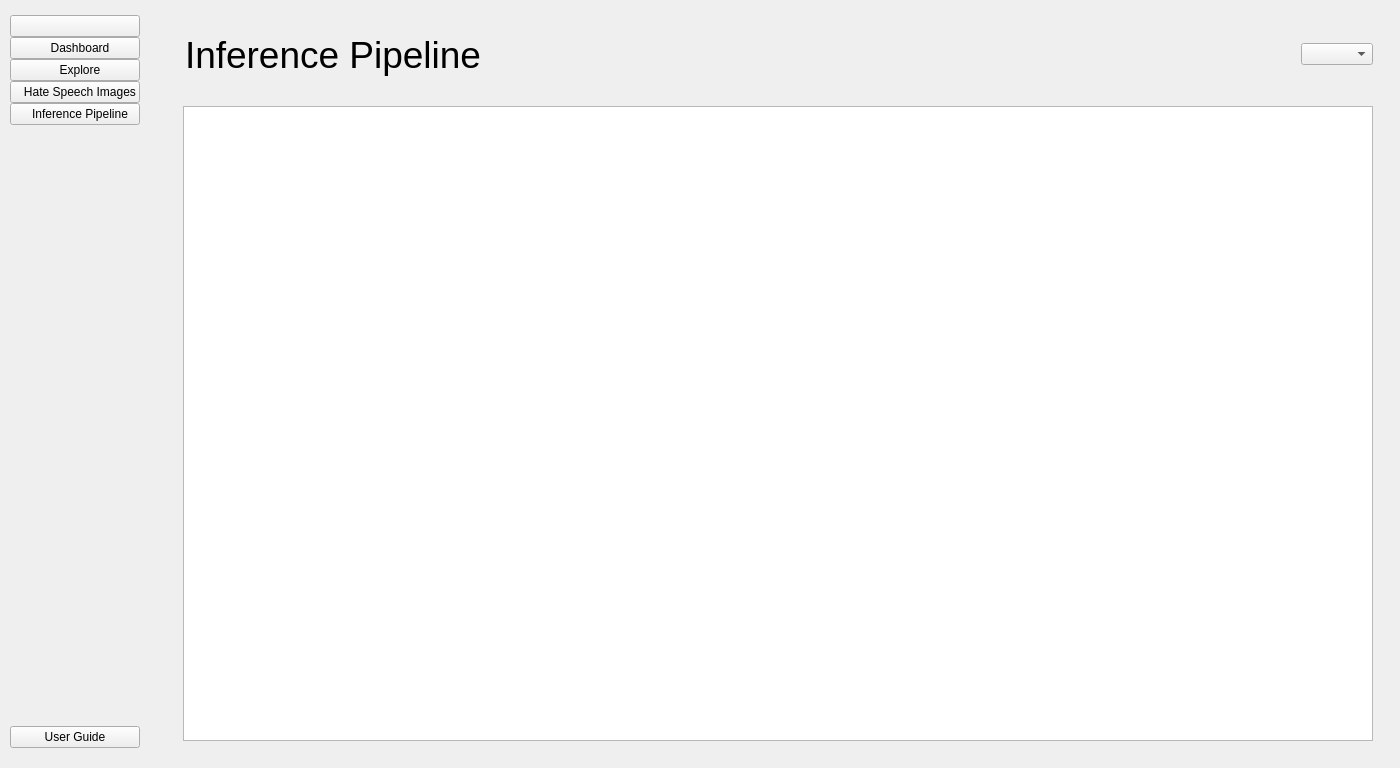
The window that GalleryApplication/gallery_application.ui (sysoutMJ/Hate-Speech-Detection-in-User-Generated-Images-Using-CLIP-and-VisualBERT-Hybrid-Algorithms) describes before a commit, drawn with Qt 5.
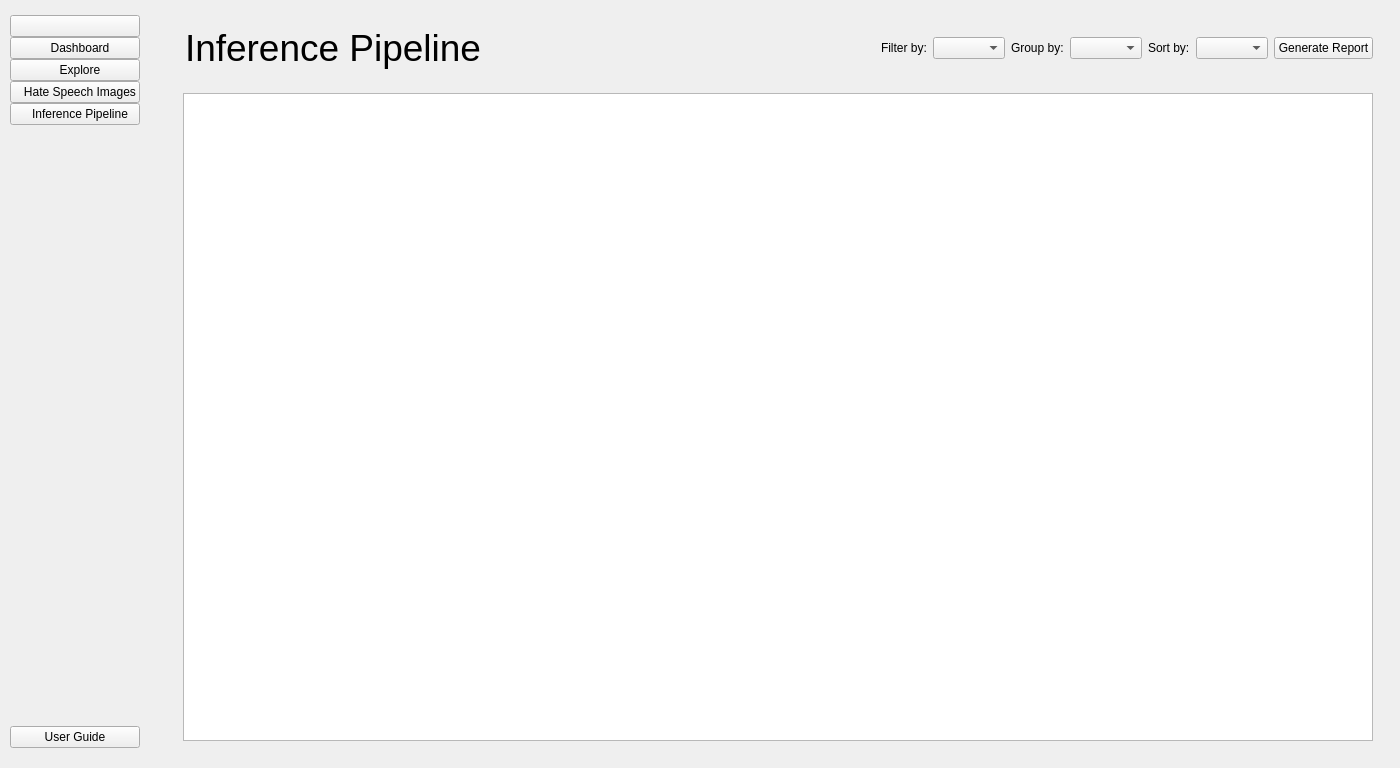
The same window after the commit. Icons and pictures are not drawn.

```diff
--- a/GalleryApplication/gallery_application.ui
+++ b/GalleryApplication/gallery_application.ui
@@ -526,19 +526,6 @@
                 </property>
                </widget>
               </item>
-              <item>
-               <widget class="QPushButton" name="bttn_GenerateReport">
-                <property name="sizePolicy">
-                 <sizepolicy hsizetype="Fixed" vsizetype="Fixed">
-                  <horstretch>0</horstretch>
-                  <verstretch>0</verstretch>
-                 </sizepolicy>
-                </property>
-                <property name="text">
-                 <string>Generate Report</string>
-                </property>
-               </widget>
-              </item>
              </layout>
             </widget>
            </item>
@@ -601,7 +588,7 @@
           </layout>
          </widget>
          <widget class="QWidget" name="page_InferencePipeline">
-          <layout class="QVBoxLayout" name="verticalLayout_10" stretch="10,90">
+          <layout class="QVBoxLayout" name="verticalLayout_10" stretch="0,90">
            <item>
             <widget class="QFrame" name="inferencePipeline_upper">
              <property name="styleSheet">
@@ -610,7 +597,7 @@
              <property name="frameShape">
               <enum>QFrame::Shape::NoFrame</enum>
              </property>
-             <layout class="QHBoxLayout" name="horizontalLayout_8" stretch="90,0">
+             <layout class="QHBoxLayout" name="horizontalLayout_8" stretch="0,0,0,0,0,0,0,0">
               <property name="leftMargin">
                <number>11</number>
               </property>
@@ -627,12 +614,84 @@
                </widget>
               </item>
               <item>
-               <widget class="QComboBox" name="comboBox">
-                <property name="editable">
-                 <bool>false</bool>
+               <widget class="QLabel" name="lblFilterBy">
+                <property name="sizePolicy">
+                 <sizepolicy hsizetype="Fixed" vsizetype="Fixed">
+                  <horstretch>0</horstretch>
+                  <verstretch>0</verstretch>
+                 </sizepolicy>
                 </property>
-                <property name="currentText">
-                 <string/>
+                <property name="text">
+                 <string>Filter by:</string>
+                </property>
+               </widget>
+              </item>
+              <item>
+               <widget class="QComboBox" name="filterByComboBox">
+                <property name="sizePolicy">
+                 <sizepolicy hsizetype="Fixed" vsizetype="Fixed">
+                  <horstretch>0</horstretch>
+                  <verstretch>0</verstretch>
+                 </sizepolicy>
+                </property>
+               </widget>
+              </item>
+              <item>
+               <widget class="QLabel" name="lblGroupBy">
+                <property name="sizePolicy">
+                 <sizepolicy hsizetype="Fixed" vsizetype="Fixed">
+                  <horstretch>0</horstretch>
+                  <verstretch>0</verstretch>
+                 </sizepolicy>
+                </property>
+                <property name="text">
+                 <string>Group by:</string>
+                </property>
+               </widget>
+              </item>
+              <item>
+               <widget class="QComboBox" name="groupByComboBox">
+                <property name="sizePolicy">
+                 <sizepolicy hsizetype="Fixed" vsizetype="Fixed">
+                  <horstretch>0</horstretch>
+                  <verstretch>0</verstretch>
+                 </sizepolicy>
+                </property>
+               </widget>
+              </item>
+              <item>
+               <widget class="QLabel" name="lblSortBy">
+                <property name="sizePolicy">
+                 <sizepolicy hsizetype="Fixed" vsizetype="Fixed">
+                  <horstretch>0</horstretch>
+                  <verstretch>0</verstretch>
+                 </sizepolicy>
+                </property>
+                <property name="text">
+                 <string>Sort by:</string>
+                </property>
+               </widget>
+              </item>
+              <item>
+               <widget class="QComboBox" name="sortByComboBox">
+                <property name="sizePolicy">
+                 <sizepolicy hsizetype="Fixed" vsizetype="Fixed">
+                  <horstretch>0</horstretch>
+                  <verstretch>0</verstretch>
+                 </sizepolicy>
+                </property>
+               </widget>
+              </item>
+              <item>
+               <widget class="QPushButton" name="bttn_GenerateReport">
+                <property name="sizePolicy">
+                 <sizepolicy hsizetype="Fixed" vsizetype="Fixed">
+                  <horstretch>0</horstretch>
+                  <verstretch>0</verstretch>
+                 </sizepolicy>
+                </property>
+                <property name="text">
+                 <string>Generate Report</string>
                 </property>
                </widget>
               </item>
```
Left out of the diff: 20 changed lines with no effect on the pictures.
